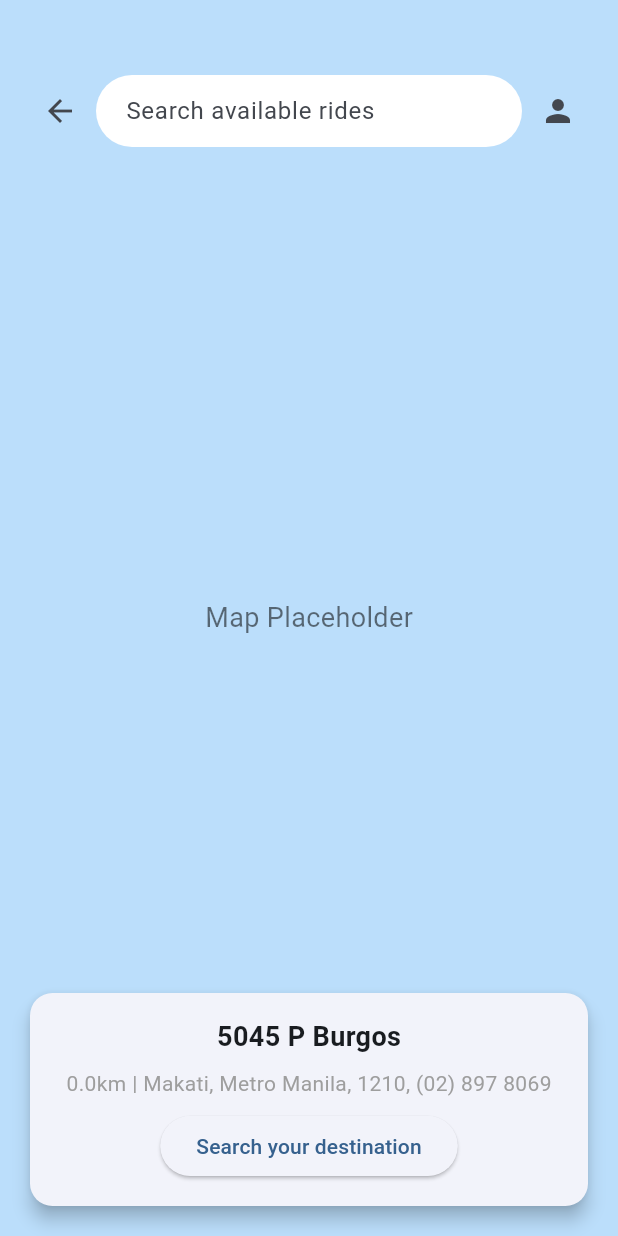
After one commit to Swa-ne/Sakay, a Flutter app: the CurrentLocationPage screen opened directly, on a phone screen of 412 x 824 dp. The commit adds this screen. Run offline on Flutter 3.47's test engine with Material 3 defaults, Android fonts, the phone set to English and light mode, and no system bars; our stand-ins replace google_maps_flutter, smooth_page_indicator; missing offline and left inert: flutter_polyline_points.

Commit message:
added commuters page

```diff
--- /dev/null
+++ b/client/lib/screens/authentication/current_location.dart
@@ -0,0 +1 @@
+// TODO Implement this library.
--- /dev/null
+++ b/client/lib/screens/commuters/current_location.dart
@@ -0,0 +1,124 @@
+import 'package:flutter/material.dart';
+
+void main() {
+  runApp(const MyApp());
+}
+
+class MyApp extends StatelessWidget {
+  const MyApp({Key? key}) : super(key: key);
+
+  @override
+  Widget build(BuildContext context) {
+    return MaterialApp(
+      debugShowCheckedModeBanner: false,
+      home: CurrentLocationPage(),
+    );
+  }
+}
+
+class CurrentLocationPage extends StatefulWidget {
+  @override
+  _CurrentLocationPageState createState() => _CurrentLocationPageState();
+}
+
+class _CurrentLocationPageState extends State<CurrentLocationPage> {
+  @override
+  Widget build(BuildContext context) {
+    return Scaffold(
+      body: Stack(
+        children: [
+          // Background Map Placeholder
+          Container(
+            color: Colors.blue[100],
+            child: const Center(
+              child: Text(
+                "Map Placeholder",
+                style: TextStyle(fontSize: 18, color: Colors.black54),
+              ),
+            ),
+          ),
+
+          // Top Search Bar
+          Positioned(
+            top: 50,
+            left: 16,
+            right: 16,
+            child: Row(
+              children: [
+                IconButton(
+                  onPressed: () {},
+                  icon: const Icon(Icons.arrow_back),
+                ),
+                Expanded(
+                  child: TextField(
+                    decoration: InputDecoration(
+                      hintText: "Search available rides",
+                      filled: true,
+                      fillColor: Colors.white,
+                      contentPadding: const EdgeInsets.symmetric(
+                          horizontal: 16, vertical: 0),
+                      border: OutlineInputBorder(
+                        borderRadius: BorderRadius.circular(30),
+                        borderSide: BorderSide.none,
+                      ),
+                    ),
+                  ),
+                ),
+                IconButton(
+                  onPressed: () {},
+                  icon: const Icon(Icons.person),
+                ),
+              ],
+            ),
+          ),
+
+          // Bottom Location Card
+          Positioned(
+            bottom: 16,
+            left: 16,
+            right: 16,
+            child: Card(
+              elevation: 5,
+              shape: RoundedRectangleBorder(
+                borderRadius: BorderRadius.circular(15),
+              ),
+              child: Padding(
+                padding: const EdgeInsets.all(16.0),
+                child: Column(
+                  mainAxisSize: MainAxisSize.min,
+                  children: [
+                    const Text(
+                      "5045 P Burgos",
+                      style: TextStyle(
+                        fontWeight: FontWeight.bold,
+                        fontSize: 18,
+                      ),
+                    ),
+                    const SizedBox(height: 8),
+                    const Text(
+                      "0.0km | Makati, Metro Manila, 1210, (02) 897 8069",
+                      style: TextStyle(
+                        fontSize: 14,
+                        color: Colors.grey,
+                      ),
+                    ),
+                    const SizedBox(height: 8),
+                    ElevatedButton(
+                      onPressed: () {},
+                      style: ElevatedButton.styleFrom(
+                        shape: RoundedRectangleBorder(
+                          borderRadius: BorderRadius.circular(30),
+                        ),
+                      ),
+                      child: const Text("Search your destination"),
+                    ),
+                  ],
+                ),
+              ),
+            ),
+          ),
+        ],
+      ),
+    );
+  }
+}
--- a/client/pubspec.yaml
+++ b/client/pubspec.yaml
@@ -33,6 +33,8 @@ dependencies:
   smooth_page_indicator: ^1.0.0
   cupertino_icons: ^1.0.8
   google_sign_in: ^5.3.0
+  google_maps_flutter: ^2.2.5
+  flutter_polyline_points: ^1.0.0
 
 
   # The following adds the Cupertino Icons font to your application.
```
Also changed, not shown: client/lib/screens/authentication/usertype.dart (+12 -13 lines), client/lib/screens/commuters/location_to_destination.dart (added, +158 -0 lines), client/lib/screens/commuters/location_to_destination_drivernotif.dart (added, +170 -0 lines), client/lib/screens/commuters/places.dart (added, +136 -0 lines), client/lib/screens/map_page.dart (added, +28 -0 lines).
